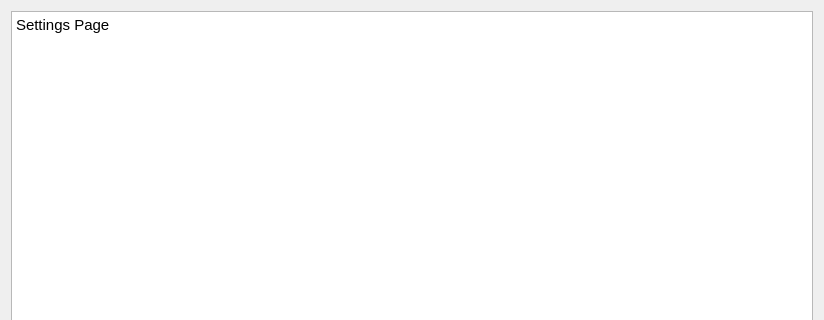
This is src/gui/widgets/settings/settingspage.ui in bergamontt/sunflower as Qt 5 draws it before an edit; both pictures show x 0 to 824 and y 0 to 320 of the 824 by 640 pixel window. The edited form follows.
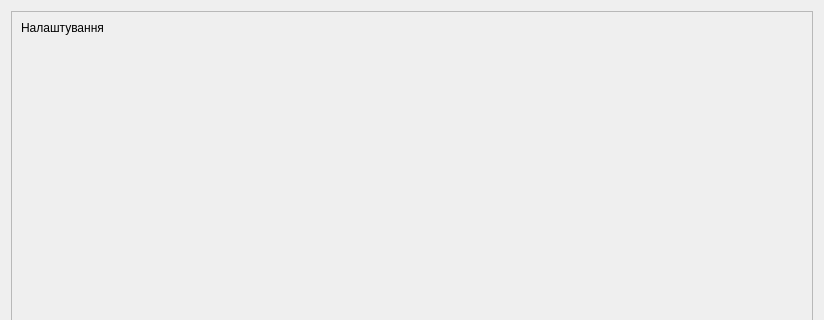
This is the edited form. Custom widgets are drawn as their Qt base class.

Commit message: feat(#47): implement basic settings page layout

```diff
--- a/src/gui/widgets/settings/settingspage.ui
+++ b/src/gui/widgets/settings/settingspage.ui
@@ -21,22 +21,66 @@
   </property>
   <layout class="QVBoxLayout" name="verticalLayout">
    <item>
-    <widget class="QTextBrowser" name="textBrowser">
-     <property name="html">
-      <string>&lt;!DOCTYPE HTML PUBLIC &quot;-//W3C//DTD HTML 4.0//EN&quot; &quot;http://www.w3.org/TR/REC-html40/strict.dtd&quot;&gt;
-&lt;html&gt;&lt;head&gt;&lt;meta name=&quot;qrichtext&quot; content=&quot;1&quot; /&gt;&lt;meta charset=&quot;utf-8&quot; /&gt;&lt;style type=&quot;text/css&quot;&gt;
-p, li { white-space: pre-wrap; }
-hr { height: 1px; border-width: 0; }
-li.unchecked::marker { content: &quot;\2610&quot;; }
-li.checked::marker { content: &quot;\2612&quot;; }
-&lt;/style&gt;&lt;/head&gt;&lt;body style=&quot; font-family:'JetBrainsMono Nerd Font Mono'; font-size:11pt; font-weight:700; font-style:normal;&quot;&gt;
-&lt;p style=&quot; margin-top:0px; margin-bottom:0px; margin-left:0px; margin-right:0px; -qt-block-indent:0; text-indent:0px;&quot;&gt;&lt;span style=&quot; font-family:'Adwaita Sans'; font-weight:400;&quot;&gt;Settings Page&lt;/span&gt;&lt;/p&gt;
-&lt;p style=&quot;-qt-paragraph-type:empty; margin-top:0px; margin-bottom:0px; margin-left:0px; margin-right:0px; -qt-block-indent:0; text-indent:0px; font-family:'Adwaita Sans'; font-weight:400;&quot;&gt;&lt;br /&gt;&lt;/p&gt;&lt;/body&gt;&lt;/html&gt;</string>
+    <widget class="QScrollArea" name="settingsScrollArea">
+     <property name="widgetResizable">
+      <bool>true</bool>
      </property>
+     <widget class="QWidget" name="settingsScrollAreaContents">
+      <property name="geometry">
+       <rect>
+        <x>0</x>
+        <y>0</y>
+        <width>812</width>
+        <height>628</height>
+       </rect>
+      </property>
+      <layout class="QVBoxLayout" name="verticalLayout_2">
+       <item>
+        <widget class="QLabel" name="settingsLabel">
+         <property name="text">
+          <string>Налаштування</string>
+         </property>
+        </widget>
+       </item>
+       <item>
+        <widget class="StrictModeSection" name="strictModeSection" native="true"/>
+       </item>
+       <item>
+        <widget class="AppearanceSection" name="appearanceSection" native="true"/>
+       </item>
+       <item>
+        <spacer name="settingsSpacer">
+         <property name="orientation">
+          <enum>Qt::Orientation::Vertical</enum>
+         </property>
+         <property name="sizeHint" stdset="0">
+          <size>
+           <width>20</width>
+           <height>40</height>
+          </size>
+         </property>
+        </spacer>
+       </item>
+      </layout>
+     </widget>
     </widget>
    </item>
   </layout>
  </widget>
+ <customwidgets>
+  <customwidget>
+   <class>AppearanceSection</class>
+   <extends>QWidget</extends>
+   <header>appearancesection.h</header>
+   <container>1</container>
+  </customwidget>
+  <customwidget>
+   <class>StrictModeSection</class>
+   <extends>QWidget</extends>
+   <header>strictmodesection.h</header>
+   <container>1</container>
+  </customwidget>
+ </customwidgets>
  <resources/>
  <connections/>
 </ui>
```
The commit also changes 8 other files.
